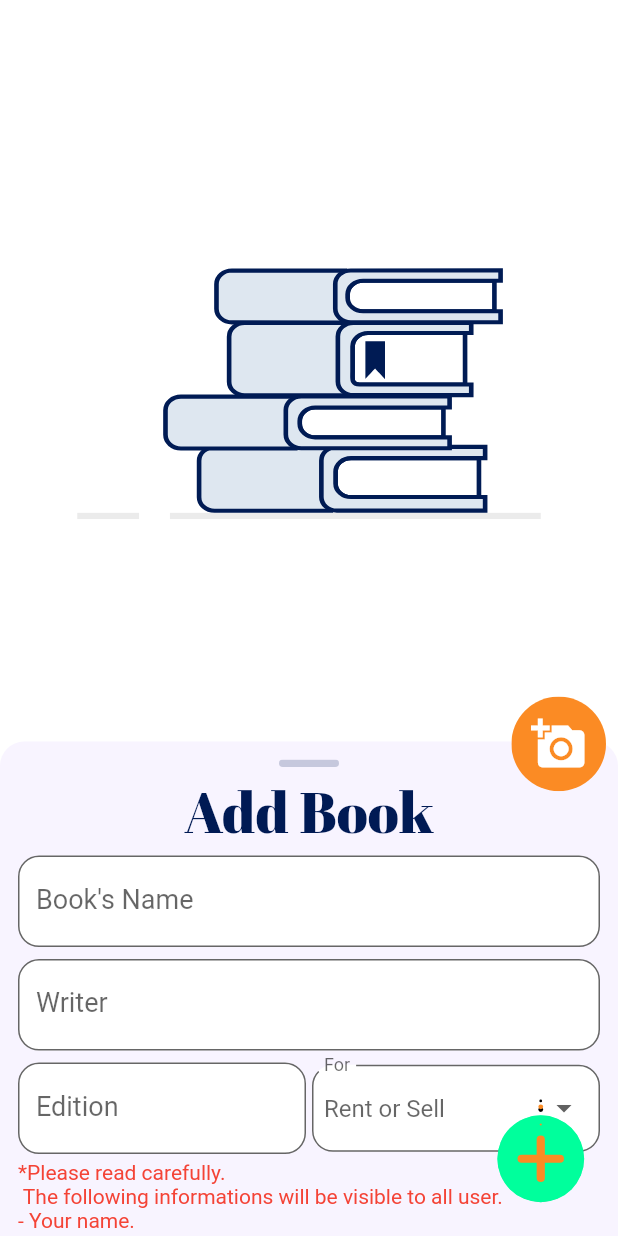
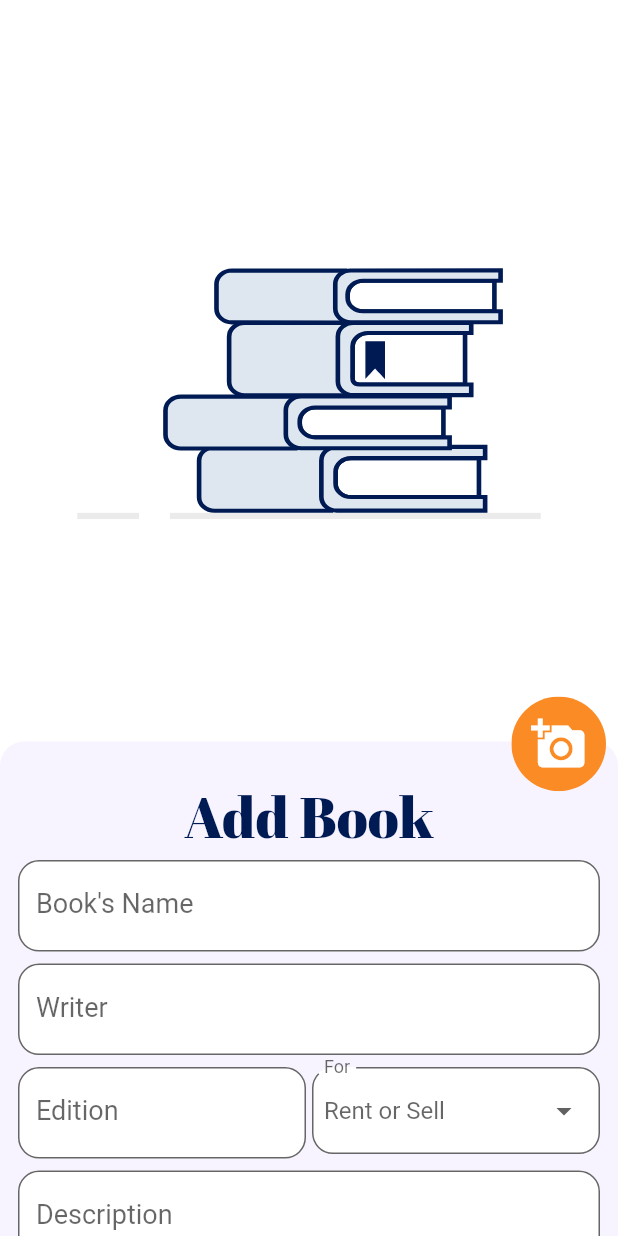
Before and after one commit to Sourav9063/uBookSharing, a Flutter app: the AddBookScreen screen opened directly, on a phone screen of 412 x 824 dp. Run offline on Flutter 3.47's test engine with Material 2 defaults, Android fonts, the phone set to English and light mode, and no system bars; our stand-ins replace cloud_firestore, firebase_auth, firebase_core, firebase_storage, flare_flutter, flutter_spinkit and 7 more; missing offline and left inert: dropdownfield; accounts and stored records are empty.

Commit message:
only Firestore upload is not done

```diff
--- a/lib/Components/CompoundWidgets.dart
+++ b/lib/Components/CompoundWidgets.dart
@@ -209,6 +209,7 @@ class BookFormField extends StatelessWidget {
     return Padding(
       padding: const EdgeInsets.symmetric(vertical: 4.0),
       child: TextFormField(
+
         cursorColor: Theme.of(context).accentColor,
         onTap: raiseForm,
         onChanged: onChanged,
--- a/lib/Screens/AddBookScreen.dart
+++ b/lib/Screens/AddBookScreen.dart
@@ -18,28 +18,29 @@ class _AddBookScreenState extends State<AddBookScreen> {
       UserProfileData.email + UserProfileData.uploadedBookNo.toString();
   bool visible = true;
   bool agree = false;
+  bool valdated = false;
   double picHeight = CommonThings.size.height * .60 + 20;
   double formTop = CommonThings.size.height * .60;
-
+  final _formKeyBook = GlobalKey<FormState>();
+  double keyboardHeight = 0;
   bool forTime = false;
   bool forPrice = false;
   void riseForm() {
     setState(() {
+      keyboardHeight = MediaQuery.of(context).viewInsets.bottom;
       visible = false;
-      picHeight = CommonThings.size.height * .30 + 20;
-      formTop = CommonThings.size.height * .30;
+      picHeight = CommonThings.size.height * .20 + 20;
+      formTop = CommonThings.size.height * .20;
     });
   }
 
   @override
   Widget build(BuildContext context) {
+    // print(keyboardHeight);
     return Scaffold(
+      resizeToAvoidBottomInset: true,
       backgroundColor: Colors.white,
-      body: SingleChildScrollView(
-
-              child: Container(
-          height: CommonThings.size.height,
-          child: Stack(
+      body: Stack(
         children: [
           AnimatedPositioned(
             duration: Duration(milliseconds: 600),
@@ -93,25 +94,30 @@ class _AddBookScreenState extends State<AddBookScreen> {
                 riseForm();
               },
               child: Container(
-                    height: CommonThings.size.height * .7,
-                    padding: EdgeInsets.all(12),
+                height: CommonThings.size.height * .8 - keyboardHeight,
+                padding:
+                    EdgeInsets.only(top: 24, left: 12, right: 12, bottom: 12),
                 decoration: BoxDecoration(
                     color: Color(0xffF8F4FF),
                     borderRadius: BorderRadius.circular(16)),
+                child: SingleChildScrollView(
+                  child: Form(
+                    key: _formKeyBook,
                     child: Column(
+                      crossAxisAlignment: CrossAxisAlignment.start,
                       children: [
-                        ClipRRect(
-                          borderRadius: BorderRadius.circular(20),
-                          child: Container(
-                            color: Color(0x33001a54),
-                            height: 5,
-                            width: 40,
-                          ),
-                        ),
-                        SizedBox(
-                          height: 4,
-                        ),
-                        Text(
+                        // Center(
+                        //   child: ClipRRect(
+                        //     borderRadius: BorderRadius.circular(20),
+                        //     child: Container(
+                        //       color: Color(0x33001a54),
+                        //       height: 5,
+                        //       width: 40,
+                        //     ),
+                        //   ),
+                        // ),
+                        Center(
+                          child: Text(
                             'Add Book',
                             style: GoogleFonts.abrilFatface(
                               color: Color(0xff001a54),
@@ -120,10 +126,7 @@ class _AddBookScreenState extends State<AddBookScreen> {
                               // fontStyle: FontStyle.italic
                             ),
                           ),
-                        Form(
-                          child: Column(
-                            crossAxisAlignment: CrossAxisAlignment.start,
-                            children: [
+                        ),
                         BookFormField(
                           lebel: 'Book\'s Name',
                           hintText: 'Please provide the right name',
@@ -134,7 +137,7 @@ class _AddBookScreenState extends State<AddBookScreen> {
                             BookData.bookName = value;
                           },
                           validate: (value) {
-                                  if (value == null)
+                            if (value == null || value == '')
                               return 'This field cannot be empty';
                             return null;
                           },
@@ -149,12 +152,13 @@ class _AddBookScreenState extends State<AddBookScreen> {
                             BookData.bookWriter = value;
                           },
                           validate: (value) {
-                                  if (value == null)
+                            if (value == null || value == '')
                               return 'This field cannot be empty';
                             return null;
                           },
                         ),
                         Row(
+                          crossAxisAlignment: CrossAxisAlignment.start,
                           children: [
                             Expanded(
                               child: BookFormField(
@@ -162,12 +166,14 @@ class _AddBookScreenState extends State<AddBookScreen> {
                                 hintText: 'Edition or released year',
                                 raiseForm: () {
                                   riseForm();
+                                  print(
+                                      MediaQuery.of(context).viewInsets.bottom);
                                 },
                                 onChanged: (value) {
-                                        BookData.bookName = value;
+                                  BookData.bookEdition = value;
                                 },
                                 validate: (value) {
-                                        if (value == null)
+                                  if (value == null || value == '')
                                     return 'This field cannot be empty';
                                   return null;
                                 },
@@ -177,6 +183,9 @@ class _AddBookScreenState extends State<AddBookScreen> {
                               width: 4,
                             ),
                             Expanded(
+                                child: Padding(
+                              padding:
+                                  const EdgeInsets.symmetric(vertical: 4.0),
                               child: DropdownButtonFormField(
                                 onTap: () {
                                   riseForm();
@@ -239,6 +248,7 @@ class _AddBookScreenState extends State<AddBookScreen> {
                                     }
                                   });
                                 },
+                              ),
                             ))
                           ],
                         ),
@@ -258,7 +268,7 @@ class _AddBookScreenState extends State<AddBookScreen> {
                                 BookData.bookPrice = value;
                               },
                               validate: (value) {
-                                      if (value == null)
+                                if (value == null || value == '')
                                   return 'This field cannot be empty. Input 0 taka';
                                 return null;
                               },
@@ -278,14 +288,27 @@ class _AddBookScreenState extends State<AddBookScreen> {
                                 riseForm();
                               },
                               onChanged: (value) {
-                                      BookData.bookDes = value;
+                                BookData.bookTime = value;
                               },
                               validate: (value) {
-                                      if (value == null)
+                                if (value == null || value == '')
                                   return 'This cannot be empty';
+                                return null;
                               },
                             ),
                           ),
+                        ),
+                        BookFormField(
+                            lebel: 'Description',
+                            hintText: 'Extra optional information',
+                            validate: (value) {
+                              return null;
+                            },
+                            onChanged: (value) {
+                              BookData.bookDes = value;
+                            }),
+                        SizedBox(
+                          height: 10,
                         ),
                         Text(
                           '*Please read carefully.\n The following informations will be visible to all user.\n- Your name.\n- Your profile picture.\n- Your department, year and registration no.\n- Your email address.\n- Book\'s informations.',
@@ -296,6 +319,7 @@ class _AddBookScreenState extends State<AddBookScreen> {
                             Checkbox(
                                 value: agree,
                                 onChanged: (val) {
+                                  riseForm();
                                   setState(() {
                                     agree = val;
                                     print(agree);
@@ -303,11 +327,40 @@ class _AddBookScreenState extends State<AddBookScreen> {
                                 }),
                             Text('I agree to share these information.')
                           ],
-                              )
+                        ),
+                        AnimatedOpacity(
+                          duration: Duration(milliseconds: 500),
+                          curve: Curves.easeInCubic,
+                          opacity: agree ? 1 : 0,
+                          child: Visibility(
+                            visible: agree,
+                            child: RaisedButton(
+                              padding: EdgeInsets.symmetric(vertical: 12),
+                              onPressed: () {
+                                setState(() {
+                                  valdated =
+                                      _formKeyBook.currentState.validate();
+                                });
+                                print(valdated);
+                                if (valdated && BookData.bookImgLink == null) {
+                                  setState(() {
+                                    visible = true;
+                                    picHeight =
+                                        CommonThings.size.height * .60 + 20;
+                                    formTop = CommonThings.size.height * .60;
+                                  });
+                                }
+                              },
+                              child: Center(
+                                  child: Text('Verify',
+                                      style: GoogleFonts.aBeeZee(
+                                          fontSize: 18, color: Colors.white))),
+                            ),
+                          ),
+                        ),
                       ],
                     ),
-                        )
-                      ],
+                  ),
                 ),
               ),
             ),
@@ -315,6 +368,10 @@ class _AddBookScreenState extends State<AddBookScreen> {
           Positioned(
             right: 8,
             top: CommonThings.size.height * .60 - 30,
+            child: AnimatedOpacity(
+              duration: Duration(milliseconds: 500),
+              curve: Curves.easeInCubic,
+              opacity: visible ? 1 : 0,
               child: Visibility(
                 visible: visible,
                 child: ClipOval(
@@ -331,9 +388,11 @@ class _AddBookScreenState extends State<AddBookScreen> {
                             bookImgLink = bookImgLink;
                             visible = false;
                           });
+                          BookData.bookImgLink = bookImgLink;
                         },
                         color: Colors.white,
                         iconSize: CommonThings.size.width * .09,
+                      ),
                     ),
                   ),
                 ),
@@ -345,12 +404,15 @@ class _AddBookScreenState extends State<AddBookScreen> {
             right: 0,
             height: CommonThings.size.width * .25,
             width: CommonThings.size.width * .25,
+            child: Visibility(
+              visible: valdated && BookData.bookImgLink != null,
               child: InkWell(
                 child: Lottie.asset(
                   'assets/lottie/AddLottie.json',
                   fit: BoxFit.cover,
                 ),
                 onTap: () {
+                  BookData.getBookMap();
                   print(BookData.bookName);
                 }
                 //  () async {
@@ -360,9 +422,8 @@ class _AddBookScreenState extends State<AddBookScreen> {
                 ,
               ),
             ),
+          ),
         ],
-          ),
-        ),
       ),
     );
   }
--- a/lib/Screens/profile.dart
+++ b/lib/Screens/profile.dart
@@ -613,7 +613,7 @@ class _UserProfileState extends State<UserProfile> {
                                                   .validate() &&
                                               versityNameValidation;
                                         });
-                                        print(validated);
+
 
                                         validated
                                             ? Vibration.vibrate(duration: 50)
```
Also changed, not shown: lib/Constants.dart (+19 -0 lines). Lines whose indentation alone changed are shown as unchanged.
